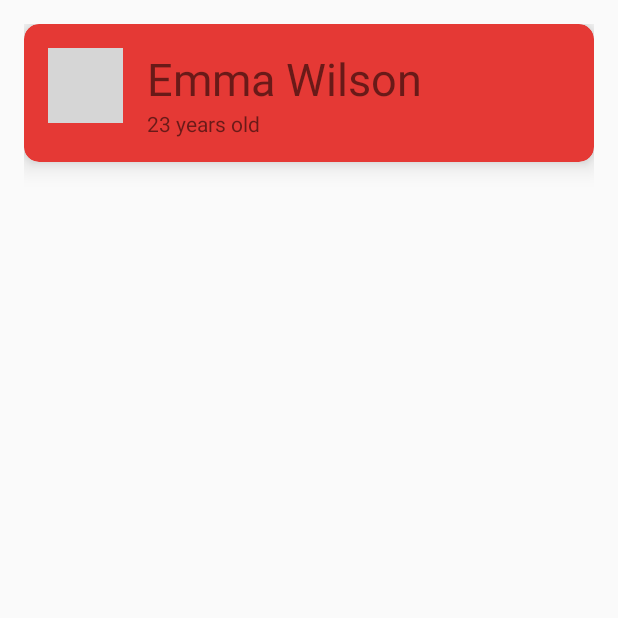
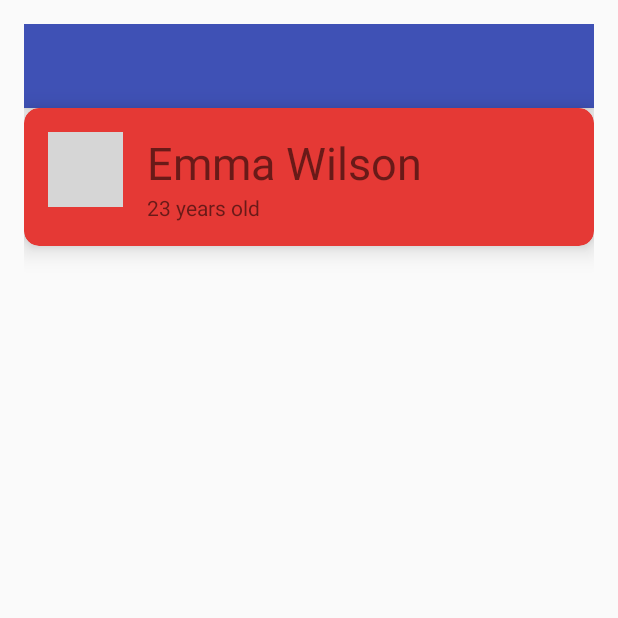
Before and after one commit to Magnetic000/Nutrient_Calculator, an Android app: the screen it shows after launch (MainActivity), on a phone screen of 412 x 824 dp, the top half of it. Run offline under Robolectric (Android 15) with nearby library versions, the phone set to English and light mode, and no system bars; grey boxes are pictures that could not be loaded.

Commit message:
Pushing as a restore point since I'm making major changes to get toolbar and cardview working

```diff
--- a/app/src/main/AndroidManifest.xml
+++ b/app/src/main/AndroidManifest.xml
@@ -14,12 +14,10 @@
             android:theme="@style/AppTheme.NoActionBar">
             <intent-filter>
                 <action android:name="android.intent.action.MAIN" />
-
                 <category android:name="android.intent.category.LAUNCHER" />
             </intent-filter>
         </activity>
         <activity android:name=".RecipeCreator" />
-        <activity android:name=".Toolbar"></activity>
     </application>
 
 </manifest>
--- a/app/src/main/java/ics4u/ics4u_final_project/MainActivity.java
+++ b/app/src/main/java/ics4u/ics4u_final_project/MainActivity.java
@@ -15,11 +15,12 @@ import android.view.View;
 import android.view.Menu;
 import android.view.MenuItem;
 import android.widget.Button;
-
+import android.support.v7.widget.Toolbar;
 import android.app.Activity;
 import android.os.Bundle;
 import android.widget.ImageView;
 import android.widget.TextView;
+
 
 public class MainActivity extends Activity {
 
--- a/app/src/main/java/ics4u/ics4u_final_project/Toolbar.java
+++ b/app/src/main/java/ics4u/ics4u_final_project/Toolbar.java
@@ -1,5 +1,5 @@
 package ics4u.ics4u_final_project;
-
+import android.content.Intent;
 import android.support.v7.app.AppCompatActivity;
 import android.os.Bundle;
 
--- a/app/src/main/res/layout/activity_toolbar.xml
+++ b/app/src/main/res/layout/activity_toolbar.xml
@@ -1,5 +1,5 @@
 <?xml version="1.0" encoding="utf-8"?>
-<RelativeLayout xmlns:android="http://schemas.android.com/apk/res/android"
+<LinearLayout xmlns:android="http://schemas.android.com/apk/res/android"
     xmlns:tools="http://schemas.android.com/tools"
     android:layout_width="match_parent"
     android:layout_height="match_parent"
@@ -14,4 +14,4 @@
         xmlns:app="http://schemas.android.com/apk/res-auto"
         app:popupTheme="@style/ThemeOverlay.AppCompat.Light"
         />
-</RelativeLayout>
+</LinearLayout>
--- a/app/src/main/res/layout/cardview_activity.xml
+++ b/app/src/main/res/layout/cardview_activity.xml
@@ -2,7 +2,19 @@
 <LinearLayout xmlns:android="http://schemas.android.com/apk/res/android"
     android:layout_width="match_parent"
     android:layout_height="match_parent"
-    android:padding="16dp">
+    android:padding="16dp"
+    android:orientation="vertical">
+
+    <android.support.v7.widget.Toolbar
+        android:id="@+id/my_toolbar"
+        android:layout_width="match_parent"
+        android:layout_height="?attr/actionBarSize"
+        android:background="?attr/colorPrimary"
+        android:elevation="4dp"
+        android:theme="@style/ThemeOverlay.AppCompat.ActionBar"
+        xmlns:app="http://schemas.android.com/apk/res-auto"
+        app:popupTheme="@style/ThemeOverlay.AppCompat.Light"
+        />
 
     <android.support.v7.widget.CardView
         android:layout_width="match_parent"
--- a/app/src/main/res/layout/recyclerview_activity.xml
+++ b/app/src/main/res/layout/recyclerview_activity.xml
@@ -1,8 +1,9 @@
 <?xml version="1.0" encoding="utf-8"?>
 <LinearLayout xmlns:android="http://schemas.android.com/apk/res/android"
+    xmlns:tools="http://schemas.android.com/tools"
     android:layout_width="match_parent" android:layout_height="match_parent"
     android:padding="16dp"
-    >
+    tools:context=".RecyclerViewActivity">
 
     <android.support.v7.widget.RecyclerView
         android:layout_height="match_parent"
```
